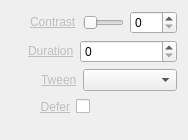
This is Widgets/Inspector/InspectorContrastWidget.ui in CasparCG/client as Qt 5 draws it before an edit. The edited form follows.
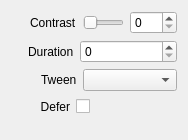
This is the edited form.

The edit to the form file:
```diff
--- a/Widgets/Inspector/InspectorContrastWidget.ui
+++ b/Widgets/Inspector/InspectorContrastWidget.ui
@@ -38,7 +38,7 @@
      <item>
       <widget class="QLabel" name="labelContrast">
        <property name="text">
-        <string>&lt;a href=&quot;Contrast&quot; style=&quot;color: #BEBEBE;&quot;&gt;Contrast&lt;/a&gt;</string>
+        <string>Contrast</string>
        </property>
       </widget>
      </item>
@@ -85,7 +85,7 @@
      <item>
       <widget class="QLabel" name="labelDuration">
        <property name="text">
-        <string>&lt;a href=&quot;Duration&quot; style=&quot;color: #BEBEBE;&quot;&gt;Duration&lt;/a&gt;</string>
+        <string>Duration</string>
        </property>
       </widget>
      </item>
@@ -125,7 +125,7 @@
      <item>
       <widget class="QLabel" name="labelEasing">
        <property name="text">
-        <string>&lt;a href=&quot;Tween&quot; style=&quot;color: #BEBEBE;&quot;&gt;Tween&lt;/a&gt;</string>
+        <string>Tween</string>
        </property>
       </widget>
      </item>
@@ -162,7 +162,7 @@
      <item>
       <widget class="QLabel" name="labelDefer">
        <property name="text">
-        <string>&lt;a href=&quot;Defer&quot; style=&quot;color: #BEBEBE;&quot;&gt;Defer&lt;/a&gt;</string>
+        <string>Defer</string>
        </property>
        <property name="alignment">
         <set>Qt::AlignRight|Qt::AlignTrailing|Qt::AlignVCenter</set>
```
